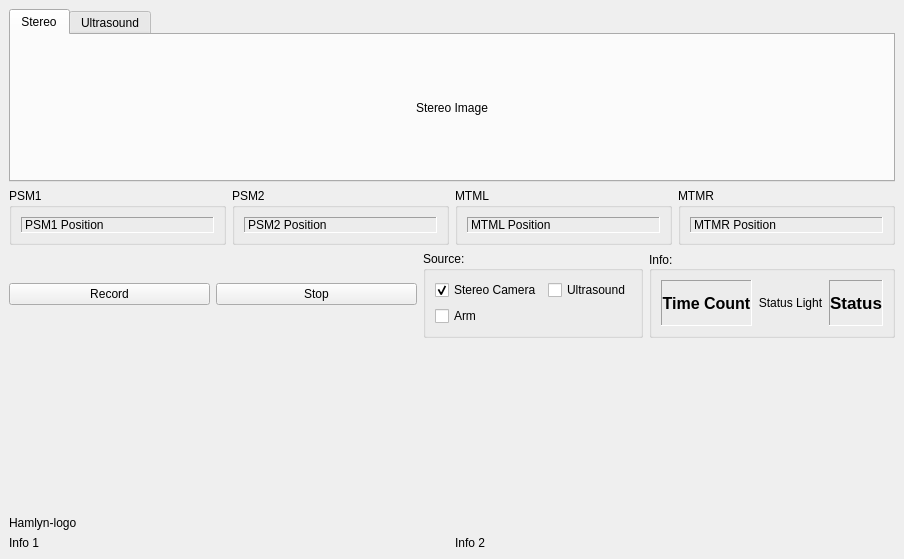
First picture: the form in src/GraphicalUserInterface.ui, repository lz89/dvrk_record, before the edit.
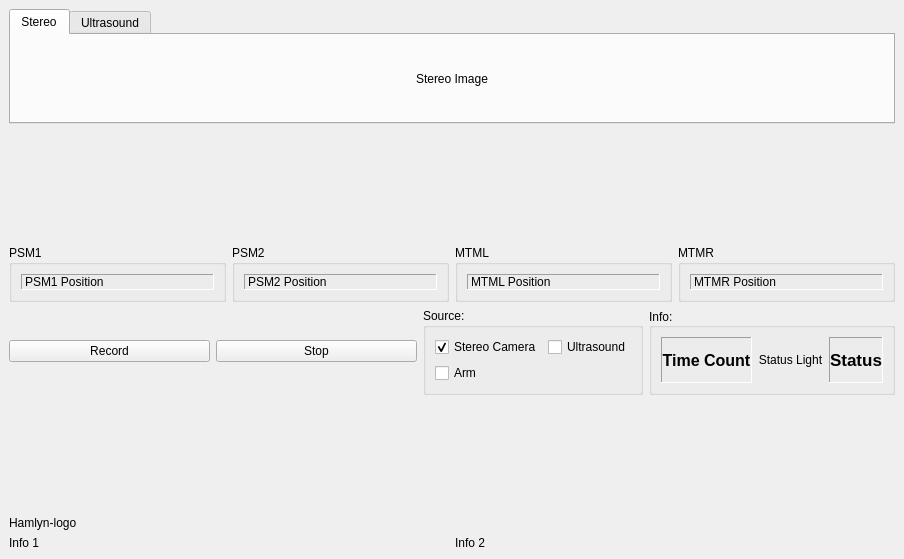
Second picture: the form after the edit. Custom widgets are drawn as their Qt base class.

```diff
--- a/src/GraphicalUserInterface.ui
+++ b/src/GraphicalUserInterface.ui
@@ -66,6 +66,19 @@
       </widget>
      </widget>
     </item>
+    <item>
+     <spacer name="verticalSpacer_2">
+      <property name="orientation">
+       <enum>Qt::Vertical</enum>
+      </property>
+      <property name="sizeHint" stdset="0">
+       <size>
+        <width>20</width>
+        <height>40</height>
+       </size>
+      </property>
+     </spacer>
+    </item>
     <item>
      <layout class="QHBoxLayout" name="horizontalLayout_4">
       <item>
```
